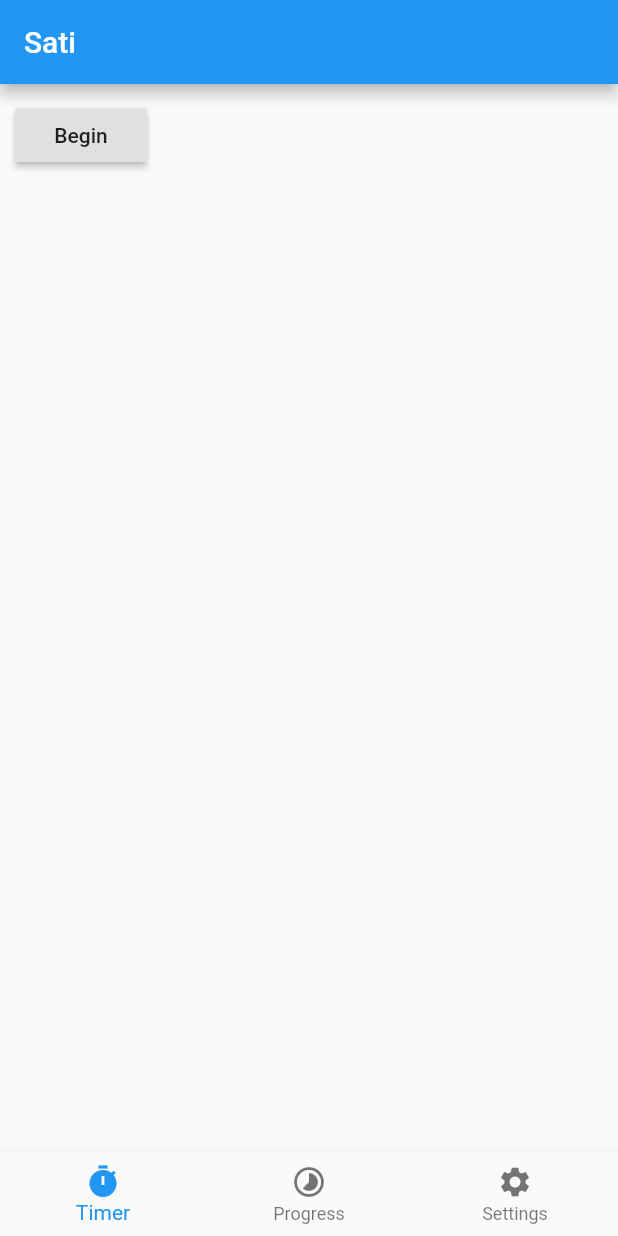
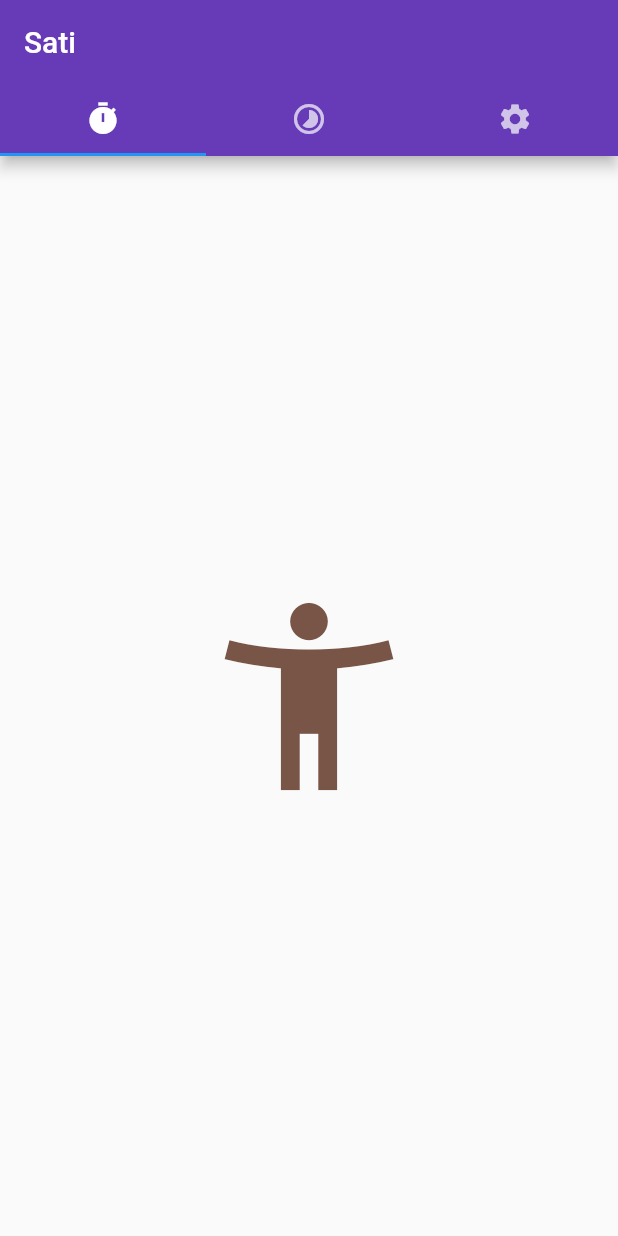
Before and after one commit to dscognitif/Sati_App, a Flutter app: the screen it shows after launch, on a phone screen of 412 x 824 dp. Run offline on Flutter 3.47's test engine with Material 2 defaults, Android fonts, the phone set to English and light mode, and no system bars.

Commit message:
cleaner code

```diff
--- a/lib/main.dart
+++ b/lib/main.dart
@@ -1,14 +1,59 @@
 import 'package:flutter/material.dart';
-import 'widgets/home_widget.dart';
+import 'widgets/FirstPage.dart' as first;
+import 'widgets/SecondPage.dart' as second;
+import 'widgets/ThirdPage.dart' as third;
 
-void main() => runApp(MyApp());
+void main() {
+  runApp(new MaterialApp(
+    home: new MyTabs()
+  ));
+}
 
-class MyApp extends StatelessWidget {
- @override
- Widget build(BuildContext context) {
-   return MaterialApp(
-     title: 'Sati',
-     home: Home(),
-   );
- }
+class MyTabs extends StatefulWidget {
+  @override
+  MyTabsState createState() => new MyTabsState();
 }
+
+class MyTabsState extends State<MyTabs> with SingleTickerProviderStateMixin {
+
+
+  TabController controller;
+
+  @override
+  void initState() {
+    super.initState();
+    controller = new TabController(vsync: this, length: 3);
+  }
+
+  @override
+  void dispose() {
+    controller.dispose();
+    super.dispose();
+  }
+
+  @override
+  Widget build(BuildContext context) {
+    return new Scaffold(
+      appBar: new AppBar(
+        title: new Text("Sati"),
+        backgroundColor: Colors.deepPurple,
+        bottom: new TabBar(
+          controller: controller,
+          tabs: <Tab>[
+            new Tab(icon: new Icon(Icons.timer)),
+            new Tab(icon: new Icon(Icons.timelapse)),
+            new Tab(icon: new Icon(Icons.settings)),
+          ]
+        )
+      ),
+      body: new TabBarView(
+        controller: controller,
+        children: <Widget>[
+          new first.FirstPage(),
+          new second.SecondPage(),
+          new third.ThirdPage()
+        ]
+      )
+    );
+  }
+}
--- /dev/null
+++ b/lib/widgets/FirstPage.dart
@@ -0,0 +1,12 @@
+import 'package:flutter/material.dart';
+
+class FirstPage extends StatelessWidget {
+  @override
+  Widget build(BuildContext context) {
+    return new Container(
+      child: new Center(
+        child: new Icon(Icons.accessibility_new, size: 150.0, color: Colors.brown)
+      )
+    );
+  }
+}
--- a/lib/widgets/home_widget.dart
+++ /dev/null
@@ -1,55 +0,0 @@
-import 'package:flutter/material.dart';
-import 'placeholder_widget.dart' ;
-import 'package:flutter/cupertino.dart';
-
-// initialises the bottom navigation bar widget
-
-class Home extends StatefulWidget {
- @override
- State<StatefulWidget> createState() {
-    return _HomeState();
-  }
-}
-
-// state of the tabs -> specifically what is displayed in each of the tabs
-
-class _HomeState extends State<Home> {
-  int _currentIndex = 0;
-  final List<Widget> _children = [
-    TimerWidget(), //TimerWidget where button widget and timer widget is defined
-    PlaceholderWidget(Colors.white), // placeholderwidget is defined in the placeholder_widget.dart file: this sets the colour of the tabs
-    PlaceholderWidget(Colors.white),
-  ];
- @override
-  Widget build(BuildContext context) {
-   return Scaffold(
-     appBar: AppBar(
-       title: Text('Sati'),
-     ),
-     body: _children[_currentIndex],
-     bottomNavigationBar: BottomNavigationBar(
-       onTap: onTabTapped,
-       currentIndex: _currentIndex, // this will be set when a new tab is tapped
-       items: [
-         BottomNavigationBarItem(
-           icon: new Icon(Icons.timer),
-           title: new Text('Timer'),
-         ),
-         BottomNavigationBarItem(
-           icon: new Icon(Icons.timelapse),
-           title: new Text('Progress'),
-         ),
-         BottomNavigationBarItem(
-           icon: Icon(Icons.settings),
-           title: Text('Settings'),
-         ),
-       ],
-     ),
-   );
- }
- void onTabTapped(int index) {
-   setState(() {
-     _currentIndex = index;
-   });
- }
-}
--- a/lib/widgets/placeholder_widget.dart
+++ /dev/null
@@ -1,36 +0,0 @@
-import 'package:flutter/material.dart';
-
-// intialises the widgets inside each of the tabs in the bottom navigation bar
-
-// colour widget for the tabs
-class PlaceholderWidget extends StatelessWidget {
-  final Color color;
-
-  PlaceholderWidget(this.color);
-
-  @override
-  Widget build(BuildContext context) {
-    return Container(
-      color: color,
-    );
-  }
-}
-
-class TimerWidget extends StatelessWidget {
-  @override
-  Widget build(BuildContext context) {
-    return MaterialApp(
-      home: Scaffold(
-        body: Column(children: [
-          Container(
-            margin: EdgeInsets.all(10.0),
-            child: RaisedButton(
-              onPressed: () {},
-              child: Text('Begin'),
-            ),
-          ),
-        ]),
-      ),
-    );
-  }
-}
```
Also changed, not shown: lib/widgets/SecondPage.dart (added, +12 -0 lines), lib/widgets/ThirdPage.dart (added, +40 -0 lines), lib/widgets/timer_widget.dart (deleted).
